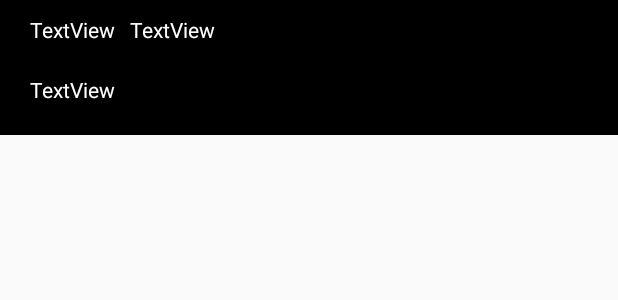
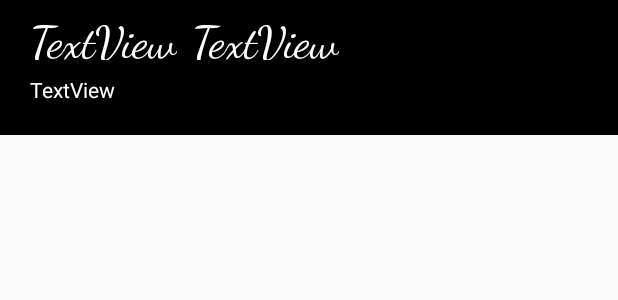
Before and after one commit to MauricioArevaloTorres/GuiaCastor2, an Android app: the layout list_item_single.xml on its own in the app's theme, with its tools: preview values and no code run, on a phone screen of 412 x 824 dp. Shown: the top 300 px of the screen. Run offline under Robolectric (Android 15) with nearby library versions, the phone set to English and light mode, and no system bars.

Commit message:
Cambiada fuente de la lista

```diff
--- a/app/src/main/res/layout/fragment_add.xml
+++ b/app/src/main/res/layout/fragment_add.xml
@@ -21,6 +21,7 @@
         app:layout_constraintHorizontal_bias="0.558"
         app:layout_constraintStart_toStartOf="parent"
         app:layout_constraintTop_toTopOf="parent" />
+
 
     <EditText
         android:id="@+id/txt_name"
--- a/app/src/main/res/layout/list_item_single.xml
+++ b/app/src/main/res/layout/list_item_single.xml
@@ -12,6 +12,8 @@
         android:layout_height="30dp"
         android:layout_marginStart="20dp"
         android:layout_marginTop="10dp"
+        android:textSize="30sp"
+        android:fontFamily="cursive"
         android:text="TextView"
         android:textColor="@color/blanco"
         app:layout_constraintStart_toStartOf="parent"
@@ -24,6 +26,8 @@
         android:layout_marginStart="10dp"
         android:layout_marginTop="10dp"
         android:text="TextView"
+        android:textSize="30sp"
+        android:fontFamily="cursive"
         android:textColor="@color/blanco"
         app:layout_constraintStart_toEndOf="@+id/txt_name"
         app:layout_constraintTop_toTopOf="parent" />
```
